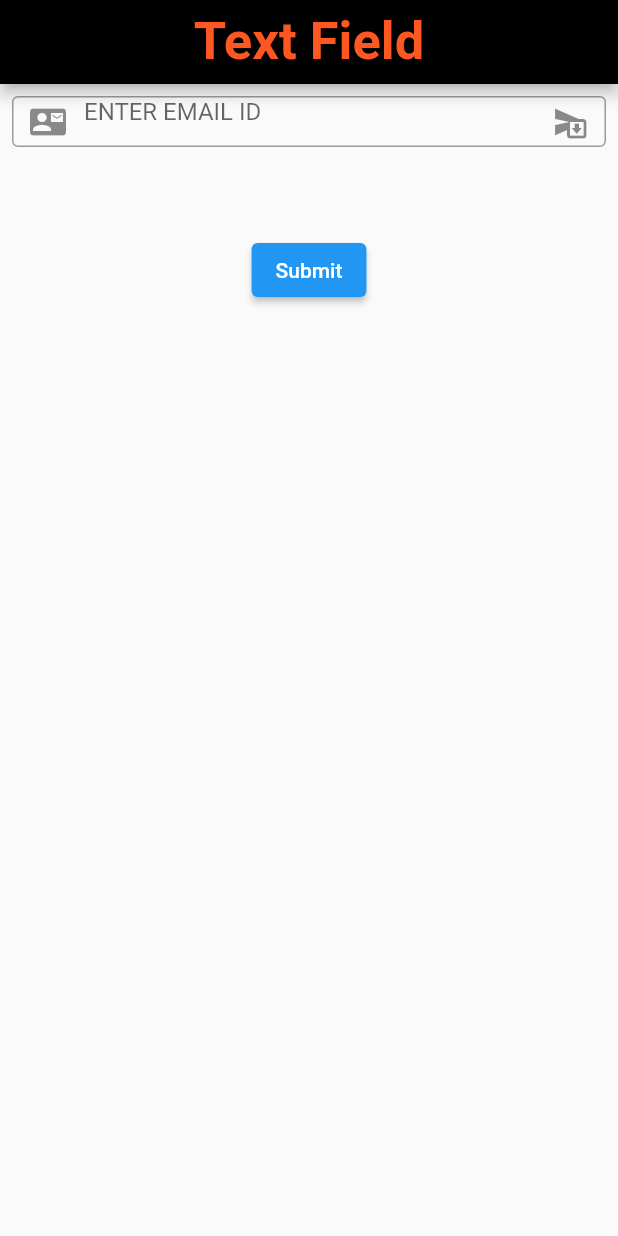
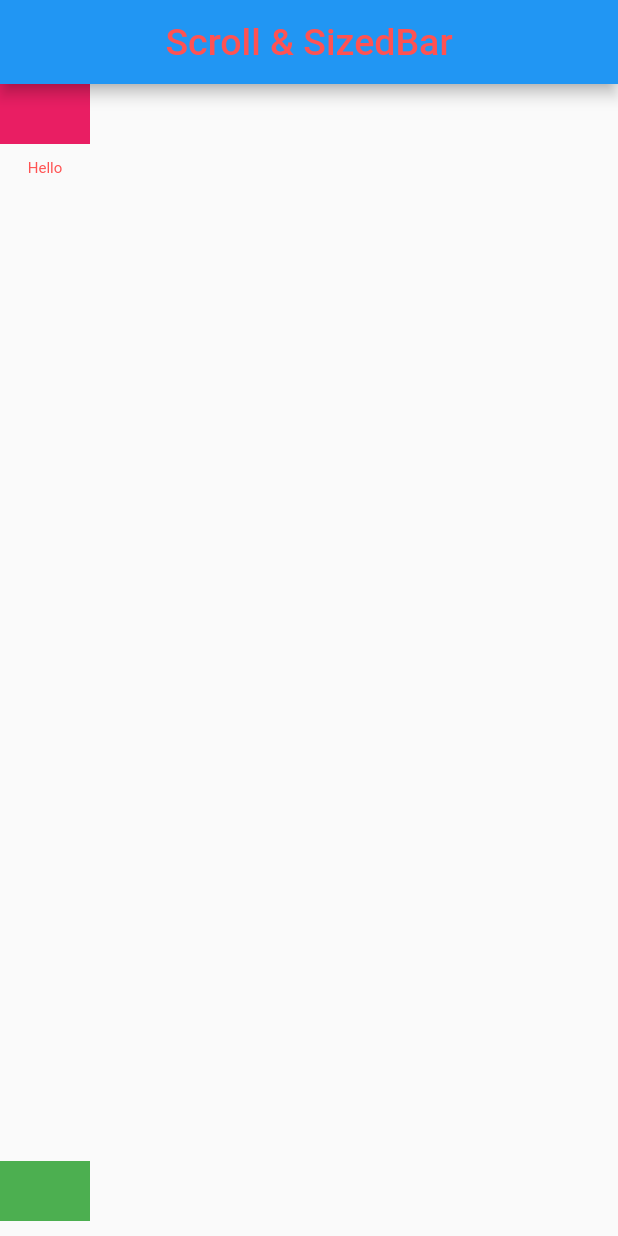
Before and after one commit to VivekTailor19/practice_flutter_topics, a Flutter app: the screen it shows after launch, on a phone screen of 412 x 824 dp. Run offline on Flutter 3.47's test engine with Material 2 defaults, Android fonts, the light colour scheme and no system bars.

Commit message:
flutter practice

```diff
--- /dev/null
+++ b/lib/ScrollBar & Sized Box & Spacer/spacer01.dart
@@ -0,0 +1,38 @@
+import 'package:flutter/material.dart';
+
+class Spacer01 extends StatefulWidget {
+  const Spacer01({Key? key}) : super(key: key);
+
+  @override
+  State<Spacer01> createState() => _Spacer01State();
+}
+
+class _Spacer01State extends State<Spacer01> {
+  @override
+  Widget build(BuildContext context) {
+
+
+    return Scaffold(
+
+      appBar: AppBar(
+        title: Text("Scroll & SizedBar",style: TextStyle(fontSize: 25,color: Colors.redAccent),),
+        centerTitle: true,
+      ),
+
+      body:
+        Column(
+          children: [
+            Container(height: 40, width: 60, color: Colors.pink,),SizedBox(height: 10,),
+            Text("Hello",style: TextStyle(fontSize: 10,color: Colors.redAccent),),
+            Spacer(),
+
+            Container(height: 40, width: 60, color: Colors.green,),SizedBox(height: 10,),
+
+          ],
+        ),
+
+
+
+    );
+  }
+}
--- a/lib/TextField/textfield01.dart
+++ b/lib/TextField/textfield01.dart
@@ -24,7 +24,8 @@ class _TextField01State extends State<TextField01> {
         ),
         centerTitle: true,
       ),
-      body: Column(
+      body: Center(
+        child: Column(
           children: [
             Container(
               height: 50,
@@ -32,31 +33,44 @@ class _TextField01State extends State<TextField01> {
               child: Padding(
                 padding: const EdgeInsets.all(8.0),
                 child: TextField(
-                controller: email,
+                  onChanged: (value) {
+                    setState(() {
+                      data = value;
+
+                    });
+                  },
+                  //controller: email,    //for get output after press
                     decoration: InputDecoration(
                       focusedBorder: OutlineInputBorder(borderSide: BorderSide(color: Colors.blue,)),
                       border: OutlineInputBorder(),
                       hintText: "ENTER EMAIL ID",
                       //label: Text("E-Mail"),
                       prefixIcon: Icon(Icons.contact_mail),
-                    suffixIcon: Icon(Icons.send_and_archive)
+                      suffixIcon: Icon(Icons.send_and_archive),
+                    ),
 
-                  ),
                 ),
 
               ),
             ),
             SizedBox(height: 50,),
+
+
              ElevatedButton(onPressed: (){setState(() {
               data = email.text;
+            });}, child: Text("Submit")),
 
-          });}, child: Text("Submit")),
+
+
+
+
             SizedBox(height: 25,),
             Text("$data"),
 
 
           ],
         ),
+      ),
     );
   }
 }
--- a/lib/main.dart
+++ b/lib/main.dart
@@ -1,5 +1,8 @@
 import 'package:flutter/material.dart';
-import 'package:practice_flutter_topics/ScrollBar%20&%20Sized%20Box/scrollbar_sizedbox.dart';
+import 'package:practice_flutter_topics/ScrollBar%20&%20Sized%20Box%20&%20Spacer/spacer01.dart';
+
+
+
 import 'package:practice_flutter_topics/dynamicUI_map/dynamic_ui_map_loop.dart';
 
 import 'TextField/textfield01.dart';
@@ -11,7 +14,7 @@ void main()
       MaterialApp(
 
       debugShowCheckedModeBanner: false,
-      home: TextField01(),
+      home: Spacer01(),
 
   )
   );
```
Also changed, not shown: lib/ScrollBar & Sized Box & Spacer/scrollbar_sizedbox.dart (renamed from lib/ScrollBar & Sized Box/scrollbar_sizedbox.dart), lib/ScrollBar & Sized Box & Spacer/scrollbar_sizedbox.png (renamed from lib/ScrollBar & Sized Box/scrollbar_sizedbox.png). Lines whose indentation alone changed are shown as unchanged.
